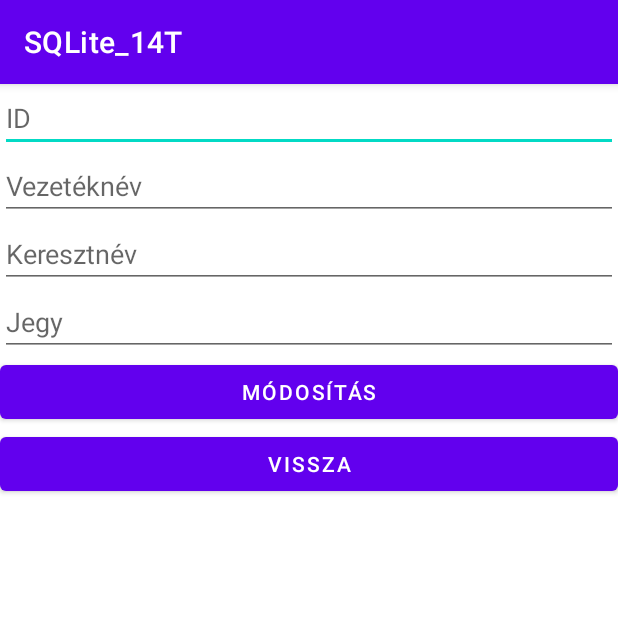
After one commit to merenyimiklos/SQLite_14T, an Android app: the ModositasActivity screen opened directly, with no data from a screen before it, on a phone screen of 412 x 824 dp, the top half of it. The commit adds this screen. Run offline under Robolectric (Android 15) with nearby library versions, the phone set to English and light mode, and no system bars.

Commit message:
Módosítás + Törlés elkészítve

```diff
--- /dev/null
+++ b/app/src/main/java/com/example/sqlite_14t/ModositasActivity.java
@@ -0,0 +1,73 @@
+package com.example.sqlite_14t;
+
+import androidx.appcompat.app.AppCompatActivity;
+
+import android.content.Intent;
+import android.os.Bundle;
+import android.view.View;
+import android.widget.Button;
+import android.widget.EditText;
+import android.widget.Toast;
+
+public class ModositasActivity extends AppCompatActivity {
+
+    private EditText editTextIdMod;
+    private EditText editTextVezNevMod;
+    private EditText editTextKerNevMod;
+    private EditText editTextJegyMod;
+    private Button buttonModositas;
+    private Button buttonVisszaMod;
+    private DBHelper adatbazis;
+
+    @Override
+    protected void onCreate(Bundle savedInstanceState) {
+        super.onCreate(savedInstanceState);
+        setContentView(R.layout.activity_modositas);
+        init();
+
+        buttonVisszaMod.setOnClickListener(new View.OnClickListener() {
+            @Override
+            public void onClick(View view) {
+                Intent intent = new Intent(ModositasActivity.this,MainActivity.class);
+                startActivity(intent);
+                finish();
+            }
+        });
+
+        buttonModositas.setOnClickListener(new View.OnClickListener() {
+            @Override
+            public void onClick(View view) {
+                String id = editTextIdMod.getText().toString().trim();
+                String vezeteknev = editTextVezNevMod.getText().toString().trim();
+                String keresztnev = editTextKerNevMod.getText().toString().trim();
+                String jegy = editTextJegyMod.getText().toString().trim();
+                if (id.isEmpty() ||
+                    vezeteknev.isEmpty() ||
+                    keresztnev.isEmpty() ||
+                    jegy.isEmpty()){
+                    Toast.makeText(ModositasActivity.this,
+                            "Minden mező kitöltése kötelező", Toast.LENGTH_SHORT).show();
+                } else {
+                    if (adatbazis.modositas(id, vezeteknev, keresztnev, jegy) == 0){
+                        Toast.makeText(ModositasActivity.this,
+                                "Sikertelen módosítás, az adott id-val nem létezik rekord",
+                                Toast.LENGTH_SHORT).show();
+                    } else {
+                        Toast.makeText(ModositasActivity.this,
+                                "Sikeres módosítás", Toast.LENGTH_SHORT).show();
+                    }
+                }
+            }
+        });
+    }
+
+    public void init() {
+        editTextIdMod = findViewById(R.id.editTextIdMod);
+        editTextVezNevMod = findViewById(R.id.editTextVezNevMod);
+        editTextKerNevMod = findViewById(R.id.editTextKerNevMod);
+        editTextJegyMod = findViewById(R.id.editTextJegyMod);
+        buttonModositas = findViewById(R.id.buttonModosit);
+        buttonVisszaMod = findViewById(R.id.buttonVisszaMod);
+        adatbazis = new DBHelper(ModositasActivity.this);
+    }
+}
--- /dev/null
+++ b/app/src/main/res/layout/activity_modositas.xml
@@ -0,0 +1,48 @@
+<?xml version="1.0" encoding="utf-8"?>
+<LinearLayout xmlns:android="http://schemas.android.com/apk/res/android"
+    xmlns:tools="http://schemas.android.com/tools"
+    android:layout_width="match_parent"
+    android:layout_height="match_parent"
+    android:orientation="vertical"
+    tools:context=".ModositasActivity">
+
+    <EditText
+        android:id="@+id/editTextIdMod"
+        android:layout_width="match_parent"
+        android:layout_height="wrap_content"
+        android:hint="ID"
+        android:inputType="number" />
+
+    <EditText
+        android:id="@+id/editTextVezNevMod"
+        android:layout_width="match_parent"
+        android:layout_height="wrap_content"
+        android:hint="Vezetéknév" />
+
+    <EditText
+        android:id="@+id/editTextKerNevMod"
+        android:layout_width="match_parent"
+        android:layout_height="wrap_content"
+        android:hint="Keresztnév" />
+
+    <EditText
+        android:layout_width="match_parent"
+        android:layout_height="wrap_content"
+        android:hint="Jegy"
+        android:id="@+id/editTextJegyMod"
+        android:inputType="number"
+        android:maxLength="1"/>
+
+    <Button
+        android:layout_width="match_parent"
+        android:layout_height="wrap_content"
+        android:text="Módosítás"
+        android:id="@+id/buttonModosit"/>
+
+    <Button
+        android:layout_width="match_parent"
+        android:layout_height="wrap_content"
+        android:text="Vissza"
+        android:id="@+id/buttonVisszaMod"/>
+
+</LinearLayout>
```
Also changed, not shown: app/src/main/AndroidManifest.xml (+14 -0 lines), app/src/main/java/com/example/sqlite_14t/DBHelper.java (+17 -0 lines), app/src/main/java/com/example/sqlite_14t/MainActivity.java (+19 -0 lines), app/src/main/java/com/example/sqlite_14t/TorlesActivity.java (added, +59 -0 lines), app/src/main/res/layout/activity_torles.xml (added, +28 -0 lines).
